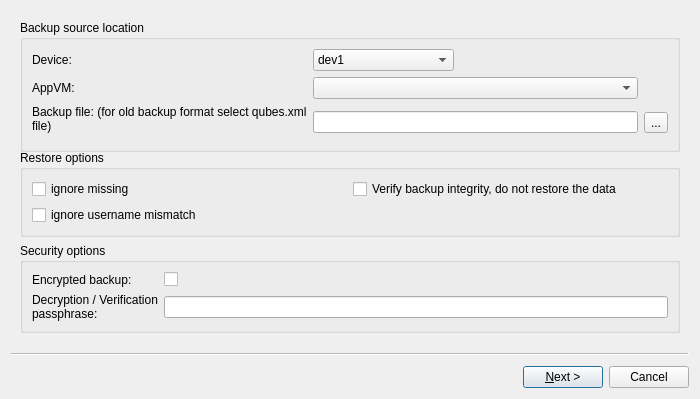
First picture: the form in restoredlg.ui, repository QubesOS/qubes-manager, before the edit.
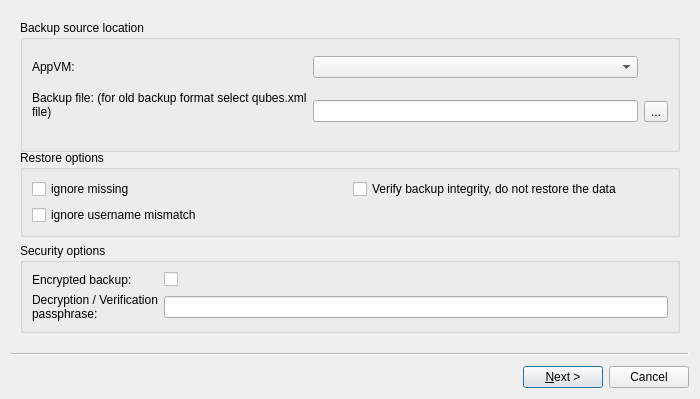
Second picture: the form after the edit.

What changed in the file:
```diff
--- a/restoredlg.ui
+++ b/restoredlg.ui
@@ -94,47 +94,17 @@
        <string>Backup source location</string>
       </property>
       <layout class="QGridLayout" name="gridLayout">
-       <item row="0" column="1">
-        <widget class="QComboBox" name="dev_combobox">
-         <property name="sizePolicy">
-          <sizepolicy hsizetype="Maximum" vsizetype="Fixed">
-           <horstretch>0</horstretch>
-           <verstretch>0</verstretch>
-          </sizepolicy>
-         </property>
-         <item>
-          <property name="text">
-           <string>dev1</string>
-          </property>
-         </item>
-         <item>
-          <property name="text">
-           <string>longdeviceblablabla</string>
-          </property>
-         </item>
-         <item>
-          <property name="text">
-           <string>dev2</string>
-          </property>
-         </item>
-         <item>
-          <property name="text">
-           <string>dev3</string>
-          </property>
-         </item>
-        </widget>
-       </item>
-       <item row="6" column="1">
+       <item row="5" column="1">
         <widget class="QLineEdit" name="dir_line_edit"/>
        </item>
-       <item row="6" column="2">
+       <item row="5" column="2">
         <widget class="QToolButton" name="select_path_button">
          <property name="text">
           <string>...</string>
          </property>
         </widget>
        </item>
-       <item row="6" column="0">
+       <item row="5" column="0">
         <widget class="QLabel" name="label_2">
          <property name="minimumSize">
           <size>
@@ -153,23 +123,10 @@
          </property>
         </widget>
        </item>
-       <item row="0" column="0">
-        <widget class="QLabel" name="label">
-         <property name="font">
-          <font>
-           <weight>50</weight>
-           <bold>false</bold>
-          </font>
-         </property>
-         <property name="text">
-          <string>Device:</string>
-         </property>
-        </widget>
-       </item>
-       <item row="1" column="1">
+       <item row="0" column="1">
         <widget class="QComboBox" name="appvm_combobox"/>
        </item>
-       <item row="1" column="0">
+       <item row="0" column="0">
         <widget class="QLabel" name="label_3">
          <property name="text">
           <string>AppVM:</string>
```
